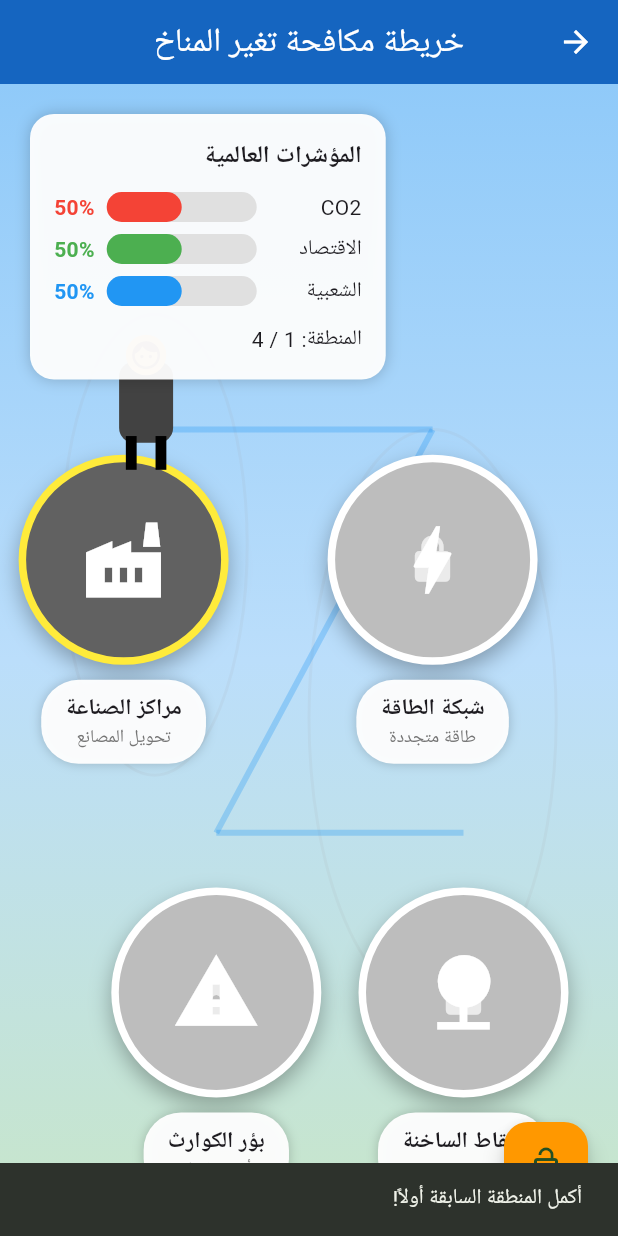
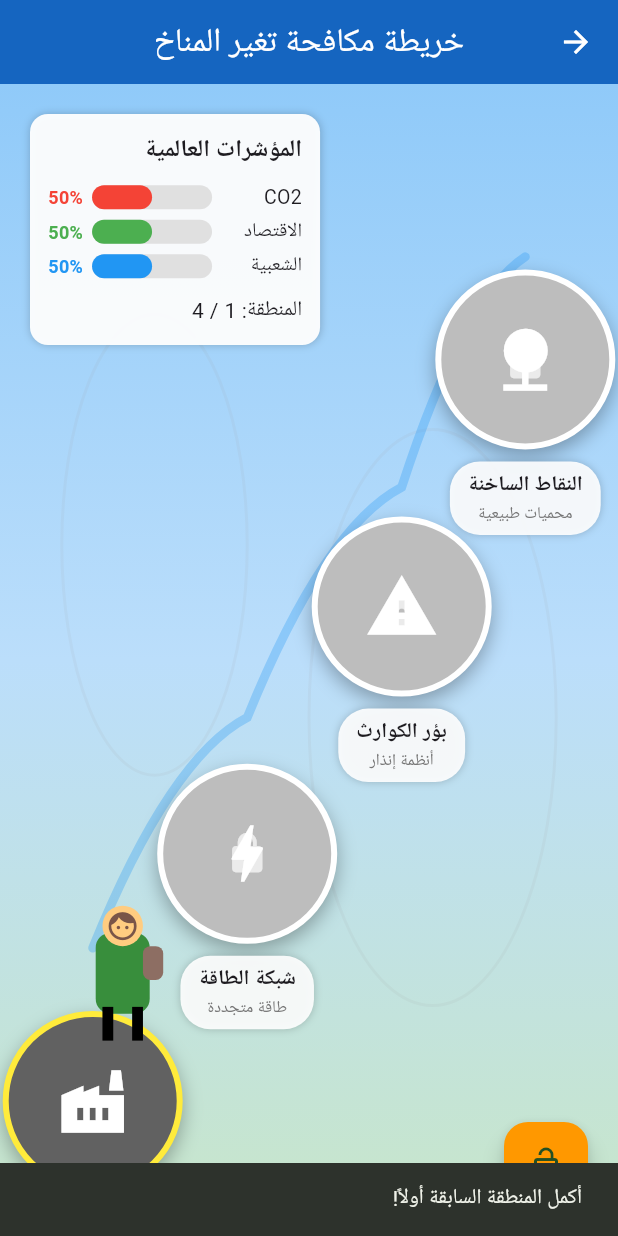
Before and after one commit to Bouyahi-Mohamed/futter-app, a Flutter app: the ClimateGameMapScreen screen opened directly, after a tap on "شبكة الطاقة", on a phone screen of 412 x 824 dp. Run offline on Flutter 3.47's test engine with Material 3 defaults, Android fonts, the light colour scheme and no system bars; our stand-ins replace google_fonts; Roboto replaces fonts that are missing (Cairo).

Commit message:
the interface is good for me

```diff
--- a/lib/screens/games/climate_game_map_screen.dart
+++ b/lib/screens/games/climate_game_map_screen.dart
@@ -27,8 +27,8 @@ class _ClimateGameMapScreenState extends State<ClimateGameMapScreen> {
       subtitle: 'تحويل المصانع',
       icon: Icons.factory,
       color: Colors.grey[700]!,
-      top: 0.3,
-      left: 0.2,
+      top: 0.75,
+      left: 0.15,
       unlocked: true,
     ),
     _RegionNode(
@@ -37,8 +37,8 @@ class _ClimateGameMapScreenState extends State<ClimateGameMapScreen> {
       subtitle: 'طاقة متجددة',
       icon: Icons.bolt,
       color: Colors.amber[700]!,
-      top: 0.3,
-      left: 0.7,
+      top: 0.55,
+      left: 0.4,
       unlocked: false,
     ),
     _RegionNode(
@@ -47,8 +47,8 @@ class _ClimateGameMapScreenState extends State<ClimateGameMapScreen> {
       subtitle: 'أنظمة إنذار',
       icon: Icons.warning,
       color: Colors.red[700]!,
-      top: 0.65,
-      left: 0.35,
+      top: 0.35,
+      left: 0.65,
       unlocked: false,
     ),
     _RegionNode(
@@ -57,8 +57,8 @@ class _ClimateGameMapScreenState extends State<ClimateGameMapScreen> {
       subtitle: 'محميات طبيعية',
       icon: Icons.nature,
       color: Colors.green[700]!,
-      top: 0.65,
-      left: 0.75,
+      top: 0.15,
+      left: 0.85,
       unlocked: false,
     ),
   ];
@@ -167,29 +167,29 @@ class _ClimateGameMapScreenState extends State<ClimateGameMapScreen> {
           ..._regions.map((region) {
             return Positioned(
               top: MediaQuery.of(context).size.height * region.top,
-              left: MediaQuery.of(context).size.width * region.left - 70,
+              left: MediaQuery.of(context).size.width * region.left - 60,
               child: GestureDetector(
                 onTap: () => _navigateToRegion(region),
                 child: Column(
                   children: [
                     Container(
-                      width: 140,
-                      height: 140,
+                      width: 120,
+                      height: 120,
                       decoration: BoxDecoration(
                         color: region.unlocked ? region.color : Colors.grey[400],
                         shape: BoxShape.circle,
                         boxShadow: [
                           BoxShadow(
                             color: Colors.black.withOpacity(0.3),
-                            blurRadius: 12,
-                            offset: const Offset(0, 6),
+                            blurRadius: 10,
+                            offset: const Offset(0, 5),
                           ),
                         ],
                         border: Border.all(
                           color: _currentRegion == region.id
                               ? Colors.yellow
                               : Colors.white,
-                          width: 5,
+                          width: 4,
                         ),
                       ),
                       child: Stack(
@@ -197,28 +197,28 @@ class _ClimateGameMapScreenState extends State<ClimateGameMapScreen> {
                         children: [
                           Icon(
                             region.icon,
-                            size: 60,
+                            size: 50,
                             color: Colors.white,
                           ),
                           if (!region.unlocked)
                             const Icon(
                               Icons.lock,
-                              size: 35,
+                              size: 30,
                               color: Colors.white70,
                             ),
                         ],
                       ),
                     ),
-                    const SizedBox(height: 10),
+                    const SizedBox(height: 8),
                     Container(
-                      padding: const EdgeInsets.symmetric(horizontal: 16, vertical: 8),
+                      padding: const EdgeInsets.symmetric(horizontal: 12, vertical: 6),
                       decoration: BoxDecoration(
-                        color: Colors.white.withOpacity(0.95),
-                        borderRadius: BorderRadius.circular(25),
+                        color: Colors.white.withOpacity(0.9),
+                        borderRadius: BorderRadius.circular(20),
                         boxShadow: [
                           BoxShadow(
                             color: Colors.black.withOpacity(0.2),
-                            blurRadius: 6,
+                            blurRadius: 4,
                           ),
                         ],
                       ),
@@ -228,14 +228,14 @@ class _ClimateGameMapScreenState extends State<ClimateGameMapScreen> {
                             region.title,
                             style: const TextStyle(
                               fontWeight: FontWeight.bold,
-                              fontSize: 15,
+                              fontSize: 14,
                             ),
                             textAlign: TextAlign.center,
                           ),
                           Text(
                             region.subtitle,
                             style: TextStyle(
-                              fontSize: 12,
+                              fontSize: 11,
                               color: Colors.grey[600],
                             ),
                             textAlign: TextAlign.center,
@@ -255,14 +255,14 @@ class _ClimateGameMapScreenState extends State<ClimateGameMapScreen> {
             curve: Curves.easeInOut,
             top: MediaQuery.of(context).size.height *
                     _regions.firstWhere((r) => r.id == _currentRegion).top -
-                80,
+                70,
             left: MediaQuery.of(context).size.width *
                     _regions.firstWhere((r) => r.id == _currentRegion).left -
-                30,
+                25,
             child: const CharacterAnimator(
-              isWalking: false,
+              isWalking: true,
               size: 90,
-              outfit: CharacterOutfit.strategy,
+              outfit: CharacterOutfit.adventure,
             ),
           ),
 
@@ -271,14 +271,14 @@ class _ClimateGameMapScreenState extends State<ClimateGameMapScreen> {
             top: 20,
             left: 20,
             child: Container(
-              padding: const EdgeInsets.all(16),
+              padding: const EdgeInsets.all(12),
               decoration: BoxDecoration(
                 color: Colors.white.withOpacity(0.95),
-                borderRadius: BorderRadius.circular(16),
+                borderRadius: BorderRadius.circular(12),
                 boxShadow: [
                   BoxShadow(
                     color: Colors.black.withOpacity(0.2),
-                    blurRadius: 8,
+                    blurRadius: 4,
                   ),
                 ],
               ),
@@ -317,19 +317,19 @@ class _ClimateGameMapScreenState extends State<ClimateGameMapScreen> {
 
   Widget _buildStatRow(String label, int value, Color color) {
     return Padding(
-      padding: const EdgeInsets.symmetric(vertical: 4),
+      padding: const EdgeInsets.symmetric(vertical: 2),
       child: Row(
         children: [
           SizedBox(
-            width: 70,
-            child: Text(label, style: const TextStyle(fontSize: 14)),
+            width: 60,
+            child: Text(label, style: const TextStyle(fontSize: 13)),
           ),
           Container(
-            width: 100,
-            height: 20,
+            width: 80,
+            height: 16,
             decoration: BoxDecoration(
               color: Colors.grey[300],
-              borderRadius: BorderRadius.circular(10),
+              borderRadius: BorderRadius.circular(8),
             ),
             child: FractionallySizedBox(
               alignment: Alignment.centerLeft,
@@ -337,13 +337,13 @@ class _ClimateGameMapScreenState extends State<ClimateGameMapScreen> {
               child: Container(
                 decoration: BoxDecoration(
                   color: color,
-                  borderRadius: BorderRadius.circular(10),
+                  borderRadius: BorderRadius.circular(8),
                 ),
               ),
             ),
           ),
-          const SizedBox(width: 8),
-          Text('$value%', style: TextStyle(color: color, fontWeight: FontWeight.bold)),
+          const SizedBox(width: 6),
+          Text('$value%', style: TextStyle(color: color, fontWeight: FontWeight.bold, fontSize: 12)),
         ],
       ),
     );
@@ -380,10 +380,11 @@ class _ConnectionPainter extends CustomPainter {
   void paint(Canvas canvas, Size size) {
     final paint = Paint()
       ..color = Colors.blue.withOpacity(0.3)
-      ..strokeWidth = 4
-      ..style = PaintingStyle.stroke;
+      ..strokeWidth = 6
+      ..style = PaintingStyle.stroke
+      ..strokeCap = StrokeCap.round;
 
-    // Draw connections
+    final path = Path();
     for (int i = 0; i < regions.length - 1; i++) {
       final start = Offset(
         size.width * regions[i].left,
@@ -393,8 +394,20 @@ class _ConnectionPainter extends CustomPainter {
         size.width * regions[i + 1].left,
         size.height * regions[i + 1].top,
       );
-      canvas.drawLine(start, end, paint);
+
+      if (i == 0) {
+        path.moveTo(start.dx, start.dy);
+      }
+
+      // Curved path
+      final controlPoint = Offset(
+        (start.dx + end.dx) / 2,
+        (start.dy + end.dy) / 2 - 50, // Curve upwards
+      );
+      path.quadraticBezierTo(controlPoint.dx, controlPoint.dy, end.dx, end.dy);
     }
+
+    canvas.drawPath(path, paint);
   }
 
   @override
```
Also changed, not shown: lib/screens/games/city_game_map_screen.dart (+76 -45 lines), 1 other file.
